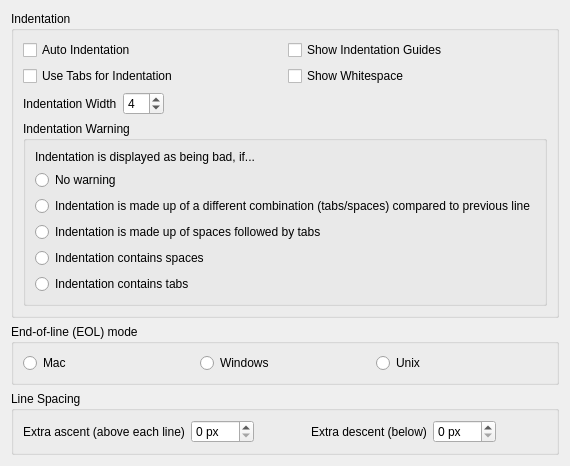
itom-project/itom, file Qitom/ui/widgetPropEditorGeneral.ui: the form before one commit.
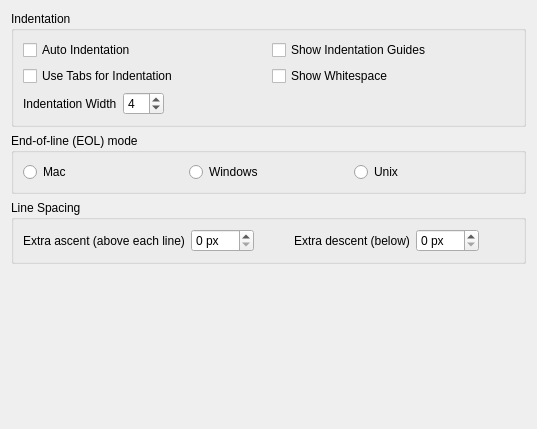
The form after the commit.

The edit to the form file:
```diff
--- a/Qitom/ui/widgetPropEditorGeneral.ui
+++ b/Qitom/ui/widgetPropEditorGeneral.ui
@@ -85,63 +85,6 @@
           </item>
          </layout>
         </item>
-        <item>
-         <widget class="QGroupBox" name="groupIndentationWarning">
-          <property name="title">
-           <string>Indentation Warning</string>
-          </property>
-          <layout class="QVBoxLayout" name="verticalLayout">
-           <item>
-            <widget class="QLabel" name="label_2">
-             <property name="text">
-              <string>Indentation is displayed as being bad, if...</string>
-             </property>
-            </widget>
-           </item>
-           <item>
-            <widget class="QRadioButton" name="radioIndentWarn1">
-             <property name="text">
-              <string>No warning</string>
-             </property>
-            </widget>
-           </item>
-           <item>
-            <widget class="QRadioButton" name="radioIndentWarn2">
-             <property name="sizePolicy">
-              <sizepolicy hsizetype="Minimum" vsizetype="MinimumExpanding">
-               <horstretch>0</horstretch>
-               <verstretch>0</verstretch>
-              </sizepolicy>
-             </property>
-             <property name="text">
-              <string>Indentation is made up of a different combination (tabs/spaces) compared to previous line</string>
-             </property>
-            </widget>
-           </item>
-           <item>
-            <widget class="QRadioButton" name="radioIndentWarn3">
-             <property name="text">
-              <string>Indentation is made up of spaces followed by tabs</string>
-             </property>
-            </widget>
-           </item>
-           <item>
-            <widget class="QRadioButton" name="radioIndentWarn4">
-             <property name="text">
-              <string>Indentation contains spaces</string>
-             </property>
-            </widget>
-           </item>
-           <item>
-            <widget class="QRadioButton" name="radioIndentWarn5">
-             <property name="text">
-              <string>Indentation contains tabs</string>
-             </property>
-            </widget>
-           </item>
-          </layout>
-         </widget>
-        </item>
        </layout>
       </widget>
      </item>
```
